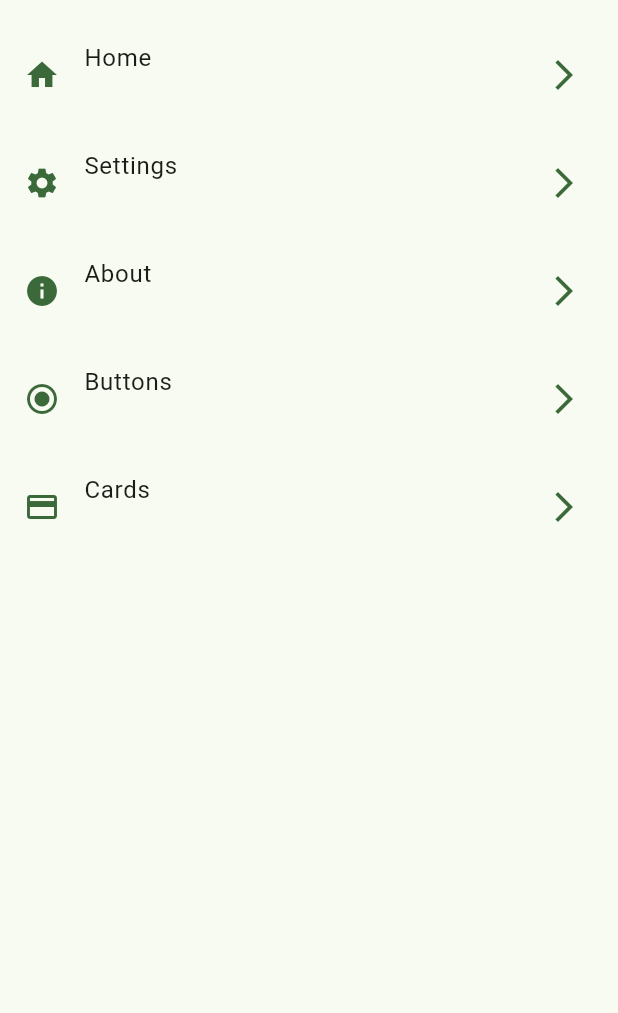
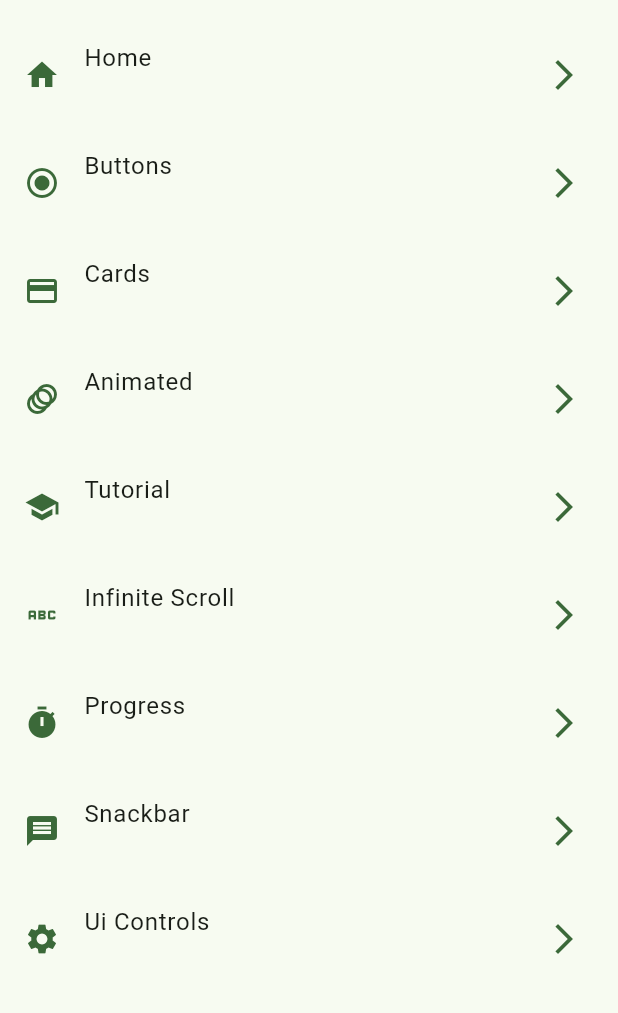
Before and after one commit to wladcode/flutter-apps, a Flutter app: the screen it shows after launch, after a tap on "Home", on a phone screen of 412 x 824 dp, the part 63-1076 px from its top. Run offline on Flutter 3.47's test engine with Material 3 defaults, Android fonts, the light colour scheme and no system bars; our stand-ins replace animate_do, dio, font_awesome_flutter, go_router, video_player.

Commit message:
future screens to create

```diff
--- a/widgets_app/lib/config/menu/menu_items.dart
+++ b/widgets_app/lib/config/menu/menu_items.dart
@@ -1,20 +1,76 @@
 import 'package:flutter/material.dart';
+
 class MenuItem {
   final String title;
   final IconData icon;
   final String? subTitle;
   final String link;
+  final String routeName;
   final List<MenuItem>? children;
 
-  const MenuItem({required this.title, required this.icon, this.subTitle, required this.link, this.children});
-
-
+  const MenuItem({
+    required this.title,
+    required this.icon,
+    this.subTitle,
+    required this.link,
+    required this.routeName,
+    this.children,
+  });
 }
 
 const appMenuItems = <MenuItem>[
-  MenuItem(title: 'Home', icon: Icons.home, link: '/'),
-  MenuItem(title: 'Settings', icon: Icons.settings, link: '/settings'),
-  MenuItem(title: 'About', icon: Icons.info, link: '/about'),
-  MenuItem(title: 'Buttons', icon: Icons.radio_button_checked, link: '/buttons'),
-  MenuItem(title: 'Cards', icon: Icons.credit_card, link: '/cards'),
+  MenuItem(
+    title: 'Home',
+    icon: Icons.home,
+    link: '/',
+    routeName: 'home_screen',
+  ),
+  MenuItem(
+    title: 'Buttons',
+    icon: Icons.radio_button_checked,
+    link: '/buttons',
+    routeName: 'buttons_screen',
+  ),
+  MenuItem(
+    title: 'Cards',
+    icon: Icons.credit_card,
+    link: '/cards',
+    routeName: 'cards_screen',
+  ),
+  MenuItem(
+    title: 'Animated',
+    icon: Icons.animation,
+    link: '/animated',
+    routeName: 'animated_screen',
+  ),
+  MenuItem(
+    title: 'Tutorial',
+    icon: Icons.school,
+    link: '/tutorial',
+    routeName: 'tutorial_screen',
+  ),
+  MenuItem(
+    title: 'Infinite Scroll',
+    icon: Icons.abc_outlined,
+    link: '/infinite-scroll',
+    routeName: 'infinite_scroll_screen',
+  ),
+  MenuItem(
+    title: 'Progress',
+    icon: Icons.timer,
+    link: '/progress',
+    routeName: 'progress_screen',
+  ),
+  MenuItem(
+    title: 'Snackbar',
+    icon: Icons.message,
+    link: '/snackbar',
+    routeName: 'snackbar_screen',
+  ),
+  MenuItem(
+    title: 'Ui Controls',
+    icon: Icons.settings,
+    link: '/ui-controls',
+    routeName: 'ui_controls_screen',
+  ),
 ];
--- a/widgets_app/lib/config/router/app_router.dart
+++ b/widgets_app/lib/config/router/app_router.dart
@@ -1,24 +1,39 @@
+import 'package:flutter/material.dart';
 import 'package:go_router/go_router.dart';
+import 'package:widgets_app/config/menu/menu_items.dart';
 import 'package:widgets_app/presentation/screens/screens.dart';
 
-// GoRouter configuration
+typedef AppScreenBuilder = Widget Function();
+
+final Map<String, AppScreenBuilder> _screenBuilders = {
+  HomeScreen.name: () => const HomeScreen(),
+  ButtonsScreen.name: () => const ButtonsScreen(),
+  CardScreen.name: () => const CardScreen(),
+  AnimatedScreen.name: () => const AnimatedScreen(),
+  TutorialScreen.name: () => const TutorialScreen(),
+  InfiniteScrollScreen.name: () => const InfiniteScrollScreen(),
+  ProgressScreen.name: () => const ProgressScreen(),
+  SnackbarScreen.name: () => const SnackbarScreen(),
+  UiControlsScreen.name: () => const UiControlsScreen(),
+};
+
+List<GoRoute> _buildRoutesFromMenu(List<MenuItem> items) {
+  return items.map((item) {
+    final builder = _screenBuilders[item.routeName];
+
+    if (builder == null) {
+      throw Exception('No screen registered for route: ${item.routeName}');
+    }
+
+    return GoRoute(
+      path: item.link,
+      name: item.routeName,
+      builder: (context, state) => builder(),
+    );
+  }).toList();
+}
+
 final appRouter = GoRouter(
   initialLocation: '/',
-  routes: [
-    GoRoute(
-      path: '/',
-      name: HomeScreen.name,
-      builder: (context, state) => const HomeScreen(),
-    ),
-    GoRoute(
-      path: '/buttons',
-      name: ButtonsScreen.name,
-      builder: (context, state) => const ButtonsScreen(),
-    ),
-    GoRoute(
-      path: '/cards',
-      name: CardScreen.name,
-      builder: (context, state) => const CardScreen(),
-    ),
-  ],
+  routes: _buildRoutesFromMenu(appMenuItems),
 );
--- a/widgets_app/lib/presentation/screens/screens.dart
+++ b/widgets_app/lib/presentation/screens/screens.dart
@@ -1,3 +1,9 @@
 export 'package:widgets_app/presentation/screens/buttons/buttons_screen.dart';
 export 'package:widgets_app/presentation/screens/cards/card_screen.dart';
 export 'package:widgets_app/presentation/screens/home/home_screen.dart';
+export 'package:widgets_app/presentation/screens/animated/animated_screen.dart';
+export 'package:widgets_app/presentation/screens/tutorial/tutorial_screen.dart';
+export 'package:widgets_app/presentation/screens/infinite_scroll/infinite_scroll_screen.dart';
+export 'package:widgets_app/presentation/screens/progress/progress_screen.dart';
+export 'package:widgets_app/presentation/screens/snackbar/snackbar_screen.dart';
+export 'package:widgets_app/presentation/screens/ui_controls/ui_controls_screen.dart';
```
Also changed, not shown: widgets_app/lib/presentation/screens/animated/animated_screen.dart (added, +23 -0 lines), widgets_app/lib/presentation/screens/infinite_scroll/infinite_scroll_screen.dart (added, +26 -0 lines), widgets_app/lib/presentation/screens/progress/progress_screen.dart (added, +23 -0 lines), widgets_app/lib/presentation/screens/snackbar/snackbar_screen.dart (added, +23 -0 lines), widgets_app/lib/presentation/screens/tutorial/tutorial_screen.dart (added, +23 -0 lines), widgets_app/lib/presentation/screens/ui_controls/ui_controls_screen.dart (added, +23 -0 lines).
